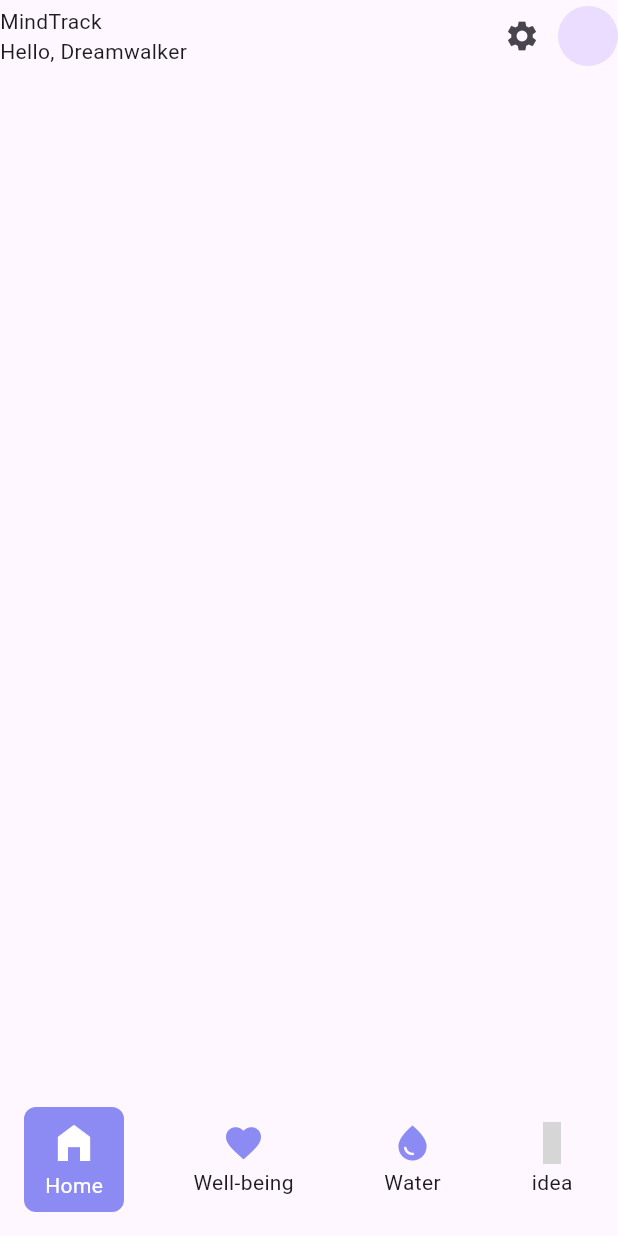
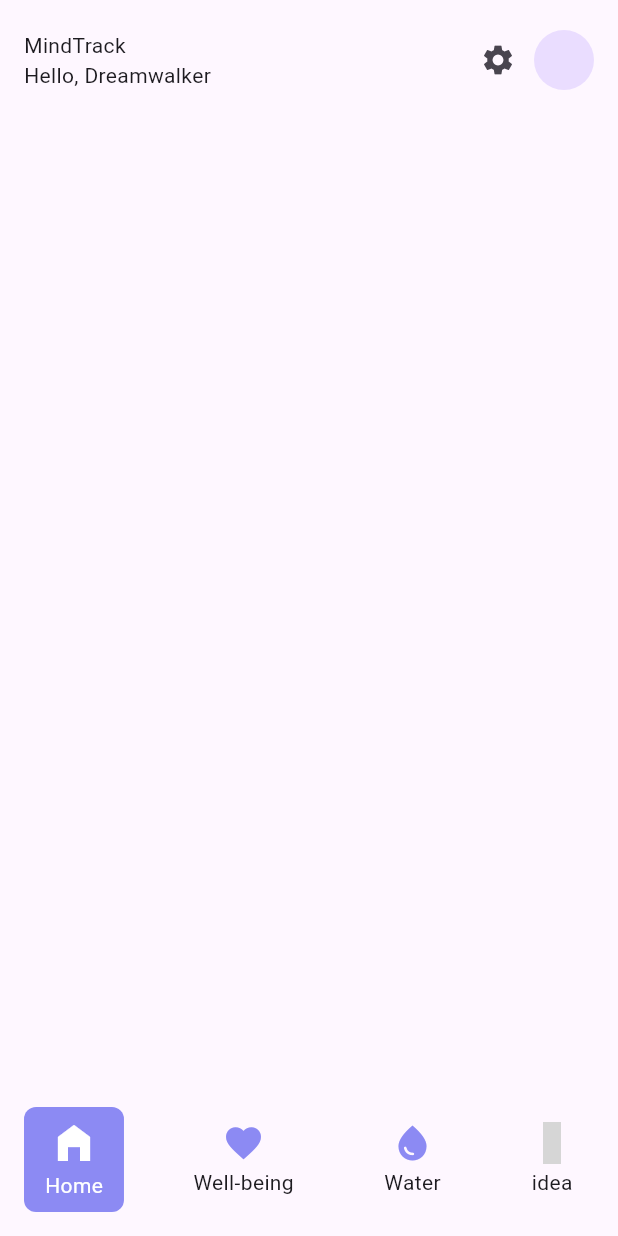
Before and after one commit to JAICHANGPARK/flutter_notebook_chapter_43, a Flutter app: the HabitJournalMainScreen screen opened directly, on a phone screen of 412 x 824 dp. Run offline on Flutter 3.47's test engine with Material 3 defaults, Android fonts, the phone set to English and light mode, and no system bars; our stand-ins replace gap, hugeicons; grey boxes are pictures that could not be loaded.

Commit message:
Update habit_journal_home_screen.dart

```diff
--- a/lib/ep2173_habit_journal_app/ui/home/habit_journal_home_screen.dart
+++ b/lib/ep2173_habit_journal_app/ui/home/habit_journal_home_screen.dart
@@ -10,7 +10,10 @@ class HabitJournalHomeScreen extends StatefulWidget {
 class _HabitJournalHomeScreenState extends State<HabitJournalHomeScreen> {
   @override
   Widget build(BuildContext context) {
-    return Column(
+    return SafeArea(
+      child: Padding(
+        padding: const EdgeInsets.all(16.0),
+        child: Column(
           children: [
             Row(
               children: [
@@ -32,6 +35,8 @@ class _HabitJournalHomeScreenState extends State<HabitJournalHomeScreen> {
               ],
             )
           ],
+        ),
+      ),
     );
   }
 }
```
Lines whose indentation alone changed are shown as unchanged.
